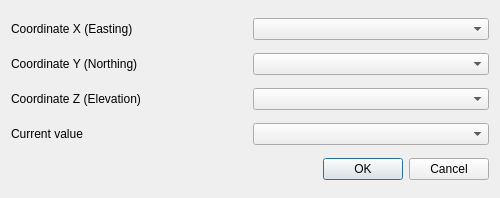
Above: libraries/View/GUI/UI/headersdialog.ui from gsanhueza/BlastSight before the change. Below: the same form after it.
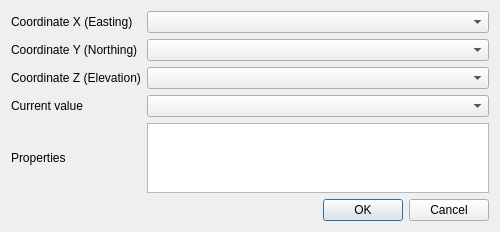
That is the form after the change.

Commit message: Temporarily setting properties of blocks with textedit

```diff
--- a/libraries/View/GUI/UI/headersdialog.ui
+++ b/libraries/View/GUI/UI/headersdialog.ui
@@ -39,6 +39,13 @@
      </property>
     </widget>
    </item>
+   <item row="4" column="0">
+    <widget class="QLabel" name="label_properties">
+     <property name="text">
+      <string>Properties</string>
+     </property>
+    </widget>
+   </item>
    <item row="0" column="1">
     <widget class="QComboBox" name="comboBox_x"/>
    </item>
@@ -51,6 +58,9 @@
    <item row="3" column="1">
     <widget class="QComboBox" name="comboBox_values"/>
    </item>
+   <item row="4" column="1">
+    <widget class="QTextEdit" name="textEdit_properties"/>
+   </item>
    <item row="6" column="0" colspan="2">
     <widget class="QDialogButtonBox" name="buttonBox">
      <property name="orientation">
```
The commit also changes 5 other files.
